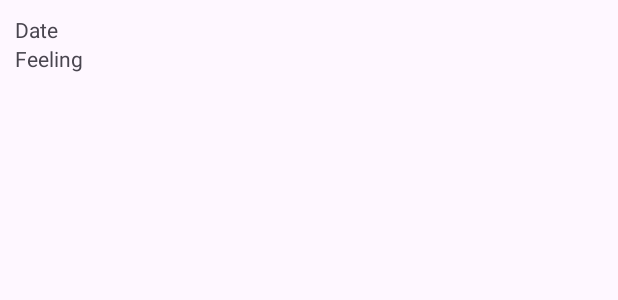
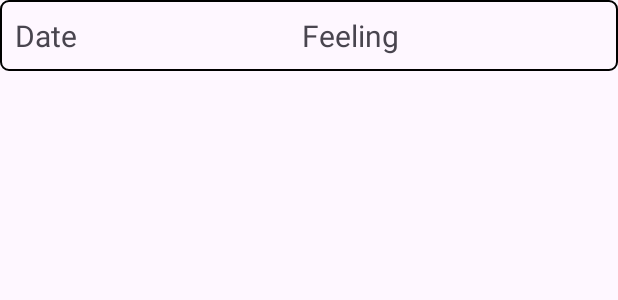
Before and after one commit to MindfulMeadow/MindfulMeadow-App, an Android app: the layout mood_record_item.xml on its own in the app's theme, with its tools: preview values and no code run, on a phone screen of 412 x 824 dp. Shown: the top 300 px of the screen. Run offline under Robolectric (Android 15) with nearby library versions, the phone set to English and light mode, and no system bars.

```diff
--- a/app/src/main/java/com/group49/mindfulmeadow_app/HistoryActivity.kt
+++ b/app/src/main/java/com/group49/mindfulmeadow_app/HistoryActivity.kt
@@ -2,6 +2,7 @@ package com.group49.mindfulmeadow_app
 
 import android.content.Intent
 import android.os.Bundle
+import android.preference.PreferenceManager
 import androidx.appcompat.app.AppCompatActivity
 import androidx.recyclerview.widget.LinearLayoutManager
 import androidx.recyclerview.widget.RecyclerView
@@ -22,7 +23,9 @@ class HistoryActivity : AppCompatActivity() {
         moodRecordRecyclerView = findViewById(R.id.moodRecordRecyclerView)
         moodRecordRecyclerView.layoutManager = LinearLayoutManager(this)
 
-        val userId = "xxx" // Replace with actual user ID
+        val preferences = PreferenceManager.getDefaultSharedPreferences(this)
+        val username: String = preferences.getString("username", "") ?: ""
+        val userId = username
 
         getMoodRecordsAndConsume(userId) { records ->
             if (records != null) {
@@ -32,6 +35,7 @@ class HistoryActivity : AppCompatActivity() {
                         putExtra("selectedMoodRecord", selectedRecord)
                     }
                     startActivity(intent)
+                    overridePendingTransition(R.anim.enter_anim, R.anim.exit_anim )
                 }
                 moodRecordRecyclerView.adapter = moodRecordAdapter
             }
--- a/app/src/main/res/layout/mood_record_item.xml
+++ b/app/src/main/res/layout/mood_record_item.xml
@@ -1,14 +1,17 @@
 <?xml version="1.0" encoding="utf-8"?>
-<RelativeLayout xmlns:android="http://schemas.android.com/apk/res/android"
+<LinearLayout xmlns:android="http://schemas.android.com/apk/res/android"
     android:layout_width="match_parent"
     android:layout_height="wrap_content"
-    android:padding="10dp">
+    android:orientation="horizontal"
+    android:padding="10dp"
+    android:background="@drawable/et_background">
 
     <TextView
         android:id="@+id/tv_date"
         android:layout_width="wrap_content"
         android:layout_height="wrap_content"
         android:text="Date"
+        android:textSize="20sp"
         android:layout_alignParentStart="true" />
 
     <TextView
@@ -16,6 +19,6 @@
         android:layout_width="wrap_content"
         android:layout_height="wrap_content"
         android:text="Feeling"
-        android:layout_below="@id/tv_date"
-        android:layout_alignParentStart="true" />
-</RelativeLayout>
+        android:textSize="20sp"
+        android:layout_marginLeft="150dp" />
+</LinearLayout>
```
Also changed, not shown: app/src/main/java/com/group49/mindfulmeadow_app/MoodRecordDetailActivity.kt (+11 -2 lines), app/src/main/res/layout/activity_mood_record_detail.xml (+61 -20 lines).
